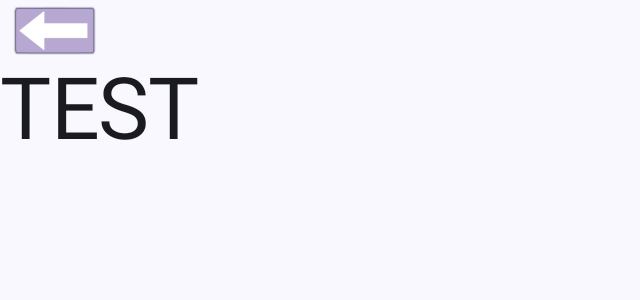
After one commit to RodionShulik/TokiGame, an Android app built with Jetpack Compose: the composable CategoryContent shown on its own in the app's theme, on a phone screen of 824 x 412 dp (held sideways). The commit adds this screen. Shown: the top 300 px of the screen, without its empty margins (0-640 px from the left). Run offline under Robolectric (Android 15) with nearby library versions, the phone set to English and light mode, and no system bars; 1 statement that could not run was skipped.

Commit message:
added CategoryContent with categoryTypeArg

```diff
--- /dev/null
+++ b/app/src/main/java/com/example/toki/ui/compositions/ArrowBackImageButton.kt
@@ -0,0 +1,30 @@
+package com.example.toki.ui.compositions
+
+import androidx.compose.foundation.Image
+import androidx.compose.foundation.clickable
+import androidx.compose.foundation.layout.height
+import androidx.compose.foundation.layout.padding
+import androidx.compose.foundation.layout.width
+import androidx.compose.runtime.Composable
+import androidx.compose.ui.Modifier
+import androidx.compose.ui.res.painterResource
+import androidx.compose.ui.unit.dp
+import com.example.toki.R
+
+@Composable
+fun ArrowBackImageButton(
+    modifier: Modifier = Modifier,
+    onArrowClick: () -> Unit
+) {
+    Image(
+        modifier = modifier
+            .width(64.dp)
+            .height(40.dp)
+            .padding(start = 8.dp)
+            .clickable {
+                onArrowClick()
+            },
+        painter = painterResource(id = R.drawable.arrow_back),
+        contentDescription = "Arrow back",
+    )
+}
--- /dev/null
+++ b/app/src/main/java/com/example/toki/ui/screens/category/CategoryContent.kt
@@ -0,0 +1,36 @@
+package com.example.toki.ui.screens.category
+
+import androidx.compose.foundation.layout.Column
+import androidx.compose.foundation.layout.fillMaxSize
+import androidx.compose.material3.MaterialTheme
+import androidx.compose.material3.Text
+import androidx.compose.runtime.Composable
+import androidx.compose.ui.Alignment
+import androidx.compose.ui.Modifier
+import androidx.compose.ui.tooling.preview.Preview
+import com.example.toki.ui.compositions.ArrowBackImageButton
+import com.example.toki.ui.theme.TokiTheme
+
+@Composable
+fun CategoryContent(
+    modifier:Modifier = Modifier,
+    onArrowClick:()->Unit = {},
+    categoryType:String? = "TEST"
+) {
+    Column(modifier = modifier
+        .fillMaxSize()){
+        ArrowBackImageButton(
+            modifier = modifier.align(Alignment.Start),
+            onArrowClick = onArrowClick
+        )
+        Text(text = (categoryType!!), style = MaterialTheme.typography.displayLarge)
+    }
+}
+
+@Preview
+@Composable
+private fun PreviewCategoryContent() {
+    TokiTheme {
+        CategoryContent()
+    }
+}
```
Also changed, not shown: app/src/main/java/com/example/toki/ui/NavGraphSidePane.kt (+26 -10 lines), app/src/main/java/com/example/toki/ui/screens/Destinations.kt (added, +23 -0 lines), app/src/main/java/com/example/toki/ui/screens/choosecategory/ChooseCategoryContent.kt (+16 -9 lines), app/src/main/res/drawable/arrow_back.png (added).
